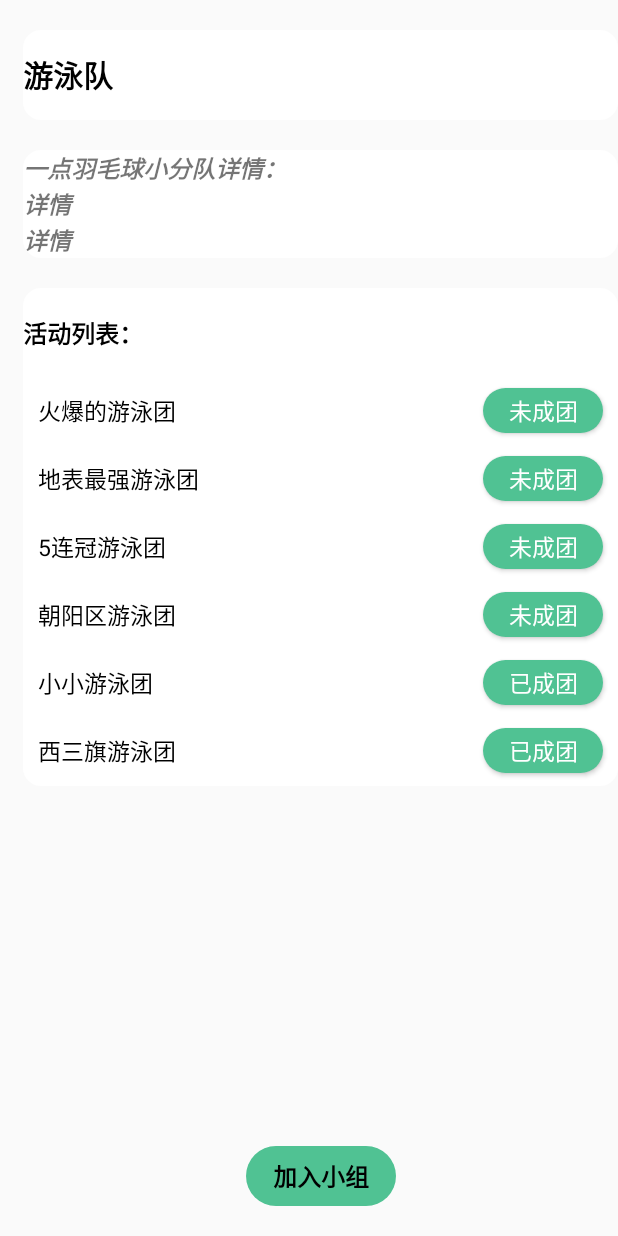
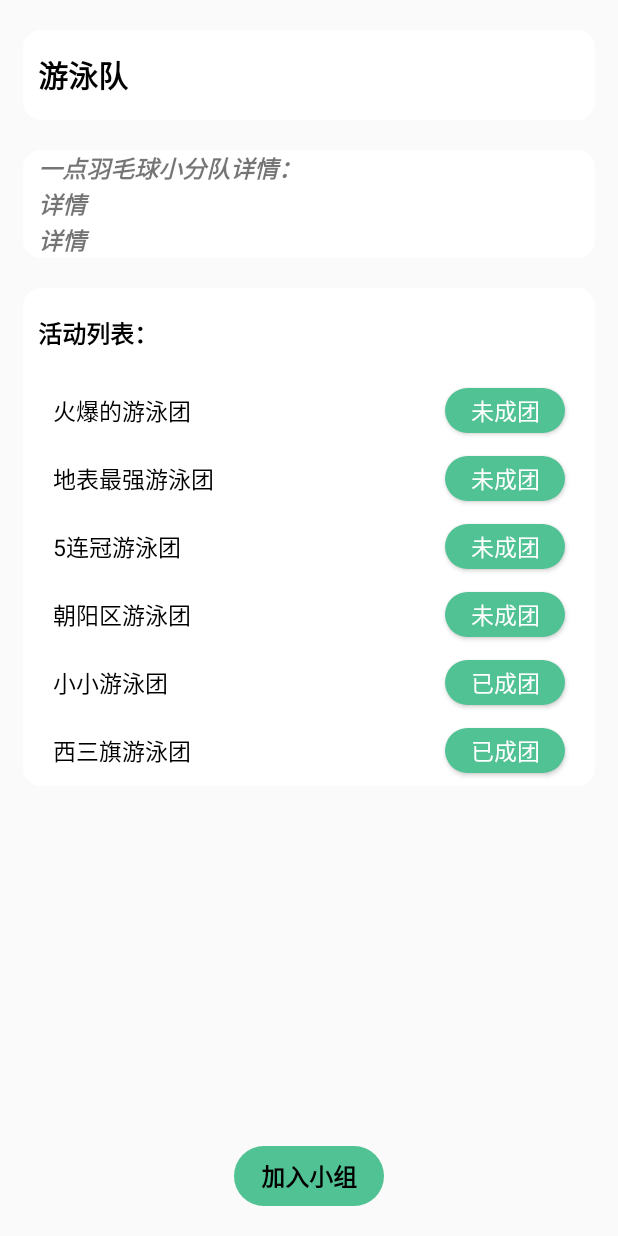
Before and after one commit to WeihaoJiang/sport, an Android app: the screen it shows after launch (GroupDetailActivity), after a tap on an icon or button, on a phone screen of 412 x 824 dp. Run offline under Robolectric (Android 15) with nearby library versions, the phone set to English and light mode, and no system bars; our stand-ins replace CircleImageView, EventBus; libraries missing offline, so code that uses them is left out: com.alibaba.fastjson, com.avos.avoscloud; 1 statement that could not run was skipped; 1 other tap on this screen came first.

Commit message:
update:上线前微调

```diff
--- a/app/src/main/res/layout/activity_detail1.xml
+++ b/app/src/main/res/layout/activity_detail1.xml
@@ -34,7 +34,7 @@
                 android:gravity="center"
                 android:singleLine="true"
                 android:text="活动详情"
-                android:textColor="@color/white"
+                android:textColor="@color/c_333333"
                 android:textSize="15sp" />
 
         </RelativeLayout>
@@ -61,7 +61,6 @@
             android:layout_below="@+id/detail_fragement"
             android:layout_width="120dp"
             android:layout_height="wrap_content"
-            android:layout_marginTop="80dp"
             android:layout_centerHorizontal="true"
             android:background="@drawable/shape_solid_radius100_blue"
             android:gravity="center"
--- a/app/src/main/res/layout/activity_group_detail.xml
+++ b/app/src/main/res/layout/activity_group_detail.xml
@@ -5,6 +5,7 @@
     android:layout_width="match_parent"
     android:layout_height="match_parent"
     android:paddingLeft="15dp"
+    android:paddingRight="15dp"
     tools:context=".coding.activity.GroupDetailActivity">
 
     <TextView
@@ -17,6 +18,8 @@
         android:textStyle="bold"
         android:text="一点羽毛球小分队"
         android:layout_marginTop="20dp"
+        android:paddingLeft="10dp"
+        android:paddingRight="10dp"
         android:background="@drawable/recycle_bg"
         app:layout_constraintTop_toTopOf="parent" />
 
@@ -28,6 +31,8 @@
         android:textSize="16dp"
         android:textStyle="bold|italic"
         android:layout_marginTop="@dimen/dp_20"
+        android:paddingLeft="10dp"
+        android:paddingRight="10dp"
         android:text="一点羽毛球小分队详情：\n详情\n详情"
         android:background="@drawable/recycle_bg"
         app:layout_constraintTop_toBottomOf="@id/group_name" />
@@ -39,6 +44,8 @@
         tools:ignore="MissingConstraints"
         android:layout_marginTop="@dimen/dp_20"
         android:background="@drawable/recycle_bg"
+        android:paddingLeft="10dp"
+        android:paddingRight="10dp"
         app:layout_constraintTop_toBottomOf="@id/description"
         >
 
```
Also changed, not shown: app/src/main/java/com/example/jiangweihao/sport/coding/activity/DetailActivity1.java (+31 -0 lines).
